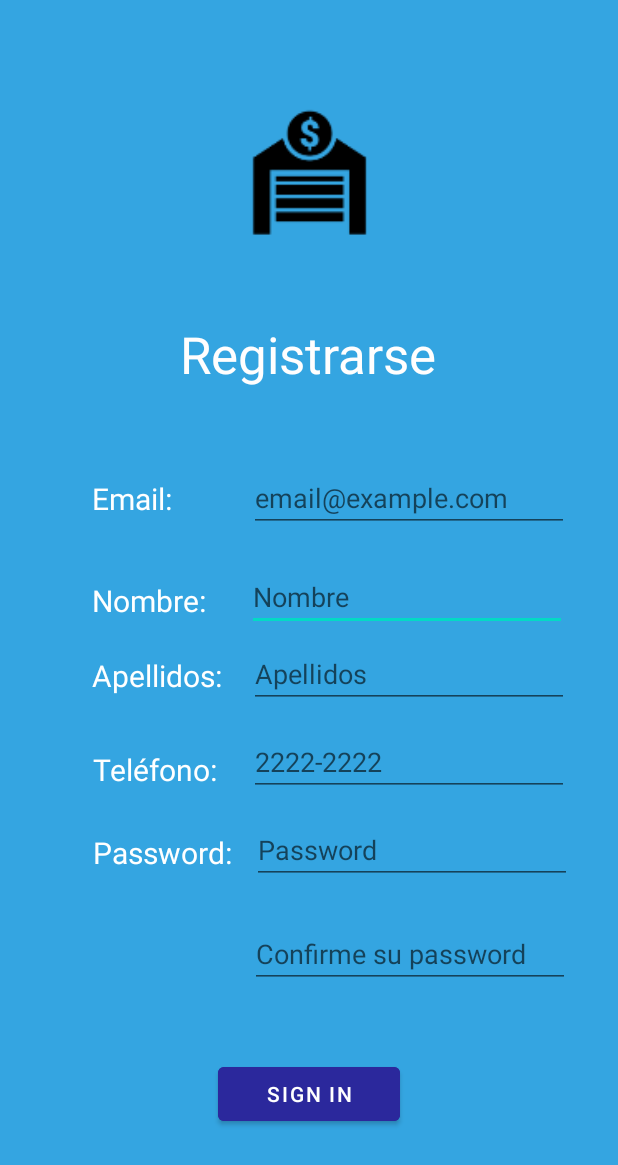
After one commit to KevinFloresG/Mobile_Components, an Android app: the layout activity_registration.xml on its own in the app's theme, with its tools: preview values and no code run, on a phone screen of 412 x 824 dp. The commit adds this screen. Shown: the top 1165 px of the screen. Run offline under Robolectric (Android 15) with nearby library versions, the phone set to English and light mode, and no system bars.

Commit message:
Cambios de registro

```diff
--- a/app/src/main/java/com/mobile/mobile_components/recyler_views/recyclers/SalesRecyclerFragment.kt
+++ b/app/src/main/java/com/mobile/mobile_components/recyler_views/recyclers/SalesRecyclerFragment.kt
@@ -14,7 +14,6 @@ import androidx.recyclerview.widget.ItemTouchHelper
 import androidx.recyclerview.widget.LinearLayoutManager
 import androidx.recyclerview.widget.RecyclerView
 import com.mobile.mobile_components.R
-import com.mobile.mobile_components.data.DBHelper
 import com.mobile.mobile_components.fragments.CourseFragment
 import com.mobile.mobile_components.model.Sale
 import com.mobile.mobile_components.model.CurrentData
@@ -26,7 +25,7 @@ class CoursesRecyclerFragment : Fragment() {
 
     private var filter: Int? = null
     private lateinit var adapter: SalesAdapter
-    private var db : DBHelper? = null
+    //private var db : DBHelper? = null
     private lateinit var list : ArrayList<Sale>
 
     override fun onCreate(savedInstanceState: Bundle?) {
@@ -58,7 +57,7 @@ class CoursesRecyclerFragment : Fragment() {
     private fun initRecycler(view: View){
         val recycler = view.findViewById<RecyclerView>(R.id.recycler_courses)
         recycler.layoutManager = LinearLayoutManager(activity)
-        db = context?.let { DBHelper(it) }
+        //db = context?.let { DBHelper(it) }
       /*  when(filter){
             1 -> list = db!!.getAllCourses()
             2 -> list = db!!.getCoursesByStudent(CurrentData.getCurrentUser()!!.id)
--- /dev/null
+++ b/app/src/main/res/layout/activity_registration.xml
@@ -0,0 +1,202 @@
+<?xml version="1.0" encoding="utf-8"?>
+<androidx.constraintlayout.widget.ConstraintLayout xmlns:android="http://schemas.android.com/apk/res/android"
+    xmlns:app="http://schemas.android.com/apk/res-auto"
+    xmlns:tools="http://schemas.android.com/tools"
+    android:layout_width="match_parent"
+    android:layout_height="match_parent"
+    android:background="#34A5E1"
+    tools:context=".business_logic.RegistrationActivity">
+
+    <ImageView
+        android:id="@+id/imageView3"
+        android:layout_width="179dp"
+        android:layout_height="191dp"
+        app:layout_constraintBottom_toBottomOf="parent"
+        app:layout_constraintEnd_toEndOf="parent"
+        app:layout_constraintStart_toStartOf="parent"
+        app:layout_constraintTop_toTopOf="parent"
+        app:layout_constraintVertical_bias="0.029"
+        app:srcCompat="@mipmap/ic_garage_sale_foreground" />
+
+    <TextView
+        android:id="@+id/textView3"
+        android:layout_width="200dp"
+        android:layout_height="67dp"
+        android:gravity="center_horizontal|center_vertical"
+        android:text="@string/registrarse"
+        android:textColor="#FFFEFE"
+        android:textSize="34sp"
+        app:layout_constraintBottom_toBottomOf="parent"
+        app:layout_constraintEnd_toEndOf="parent"
+        app:layout_constraintHorizontal_bias="0.497"
+        app:layout_constraintStart_toStartOf="parent"
+        app:layout_constraintTop_toTopOf="parent"
+        app:layout_constraintVertical_bias="0.268" />
+
+    <Button
+        android:id="@+id/button"
+        android:layout_width="121dp"
+        android:layout_height="48dp"
+        android:backgroundTint="#2B289C"
+        android:text="@string/sign_in"
+        app:layout_constraintBottom_toBottomOf="parent"
+        app:layout_constraintEnd_toEndOf="parent"
+        app:layout_constraintStart_toStartOf="parent"
+        app:layout_constraintTop_toTopOf="parent"
+        app:layout_constraintVertical_bias="0.909" />
+
+    <EditText
+        android:id="@+id/editTextTextPersonName"
+        android:layout_width="wrap_content"
+        android:layout_height="wrap_content"
+        android:ems="10"
+        android:inputType="textPersonName"
+        android:hint="Nombre"
+        app:layout_constraintBottom_toBottomOf="parent"
+        app:layout_constraintEnd_toEndOf="parent"
+        app:layout_constraintHorizontal_bias="0.83"
+        app:layout_constraintStart_toStartOf="parent"
+        app:layout_constraintTop_toTopOf="parent"
+        app:layout_constraintVertical_bias="0.482" />
+
+    <TextView
+        android:id="@+id/textView4"
+        android:layout_width="wrap_content"
+        android:layout_height="wrap_content"
+        android:text="Nombre:"
+        android:textColor="@color/white"
+        android:textSize="20sp"
+        app:layout_constraintBottom_toBottomOf="parent"
+        app:layout_constraintEnd_toEndOf="parent"
+        app:layout_constraintHorizontal_bias="0.182"
+        app:layout_constraintStart_toStartOf="parent"
+        app:layout_constraintTop_toTopOf="parent"
+        app:layout_constraintVertical_bias="0.485" />
+
+    <TextView
+        android:id="@+id/textView5"
+        android:layout_width="wrap_content"
+        android:layout_height="wrap_content"
+        android:text="Apellidos:"
+        android:textColor="@color/white"
+        android:textSize="20sp"
+        app:layout_constraintBottom_toBottomOf="parent"
+        app:layout_constraintEnd_toEndOf="parent"
+        app:layout_constraintHorizontal_bias="0.188"
+        app:layout_constraintStart_toStartOf="parent"
+        app:layout_constraintTop_toTopOf="parent"
+        app:layout_constraintVertical_bias="0.548" />
+
+    <TextView
+        android:id="@+id/textView7"
+        android:layout_width="wrap_content"
+        android:layout_height="wrap_content"
+        android:layout_marginBottom="32dp"
+        android:text="@string/tel_fono"
+        android:textColor="@color/white"
+        android:textSize="20sp"
+        app:layout_constraintBottom_toBottomOf="parent"
+        app:layout_constraintEnd_toEndOf="parent"
+        app:layout_constraintHorizontal_bias="0.189"
+        app:layout_constraintStart_toStartOf="parent"
+        app:layout_constraintTop_toTopOf="parent"
+        app:layout_constraintVertical_bias="0.653" />
+
+    <EditText
+        android:id="@+id/editTextPhone"
+        android:layout_width="wrap_content"
+        android:layout_height="wrap_content"
+        android:ems="10"
+        android:hint="2222-2222"
+        android:inputType="phone"
+        app:layout_constraintBottom_toBottomOf="parent"
+        app:layout_constraintEnd_toEndOf="parent"
+        app:layout_constraintHorizontal_bias="0.835"
+        app:layout_constraintStart_toStartOf="parent"
+        app:layout_constraintTop_toTopOf="parent"
+        app:layout_constraintVertical_bias="0.623" />
+
+    <EditText
+        android:id="@+id/editTextTextPersonName2"
+        android:layout_width="wrap_content"
+        android:layout_height="wrap_content"
+        android:ems="10"
+        android:inputType="textPersonName"
+        android:hint="Apellidos"
+        app:layout_constraintBottom_toBottomOf="parent"
+        app:layout_constraintEnd_toEndOf="parent"
+        app:layout_constraintHorizontal_bias="0.835"
+        app:layout_constraintStart_toStartOf="parent"
+        app:layout_constraintTop_toTopOf="parent"
+        app:layout_constraintVertical_bias="0.548" />
+
+    <EditText
+        android:id="@+id/editTextTextPassword"
+        android:layout_width="wrap_content"
+        android:layout_height="wrap_content"
+        android:ems="10"
+        android:hint="@string/password"
+        android:inputType="textPassword"
+        app:layout_constraintBottom_toBottomOf="parent"
+        app:layout_constraintEnd_toEndOf="parent"
+        app:layout_constraintHorizontal_bias="0.845"
+        app:layout_constraintStart_toStartOf="parent"
+        app:layout_constraintTop_toTopOf="parent"
+        app:layout_constraintVertical_bias="0.699" />
+
+    <TextView
+        android:id="@+id/textView8"
+        android:layout_width="wrap_content"
+        android:layout_height="wrap_content"
+        android:text="Password:"
+        android:textColor="@color/white"
+        android:textSize="20sp"
+        app:layout_constraintBottom_toBottomOf="parent"
+        app:layout_constraintEnd_toStartOf="@+id/editTextTextPassword"
+        app:layout_constraintHorizontal_bias="0.826"
+        app:layout_constraintStart_toStartOf="parent"
+        app:layout_constraintTop_toTopOf="parent"
+        app:layout_constraintVertical_bias="0.696" />
+
+    <EditText
+        android:id="@+id/editTextTextPassword2"
+        android:layout_width="wrap_content"
+        android:layout_height="wrap_content"
+        android:ems="10"
+        android:hint="Confirme su password"
+        android:inputType="textPassword"
+        app:layout_constraintBottom_toBottomOf="parent"
+        app:layout_constraintEnd_toEndOf="parent"
+        app:layout_constraintHorizontal_bias="0.84"
+        app:layout_constraintStart_toStartOf="parent"
+        app:layout_constraintTop_toTopOf="parent"
+        app:layout_constraintVertical_bias="0.788" />
+
+    <TextView
+        android:id="@+id/textView10"
+        android:layout_width="wrap_content"
+        android:layout_height="wrap_content"
+        android:text="Email:"
+        android:textColor="@color/white"
+        android:textSize="20sp"
+        app:layout_constraintBottom_toBottomOf="parent"
+        app:layout_constraintEnd_toEndOf="parent"
+        app:layout_constraintHorizontal_bias="0.171"
+        app:layout_constraintStart_toStartOf="parent"
+        app:layout_constraintTop_toTopOf="parent"
+        app:layout_constraintVertical_bias="0.4" />
+
+    <EditText
+        android:id="@+id/editTextTextEmailAddress"
+        android:layout_width="wrap_content"
+        android:layout_height="wrap_content"
+        android:ems="10"
+        android:hint="email@example.com"
+        android:inputType="textEmailAddress"
+        app:layout_constraintBottom_toBottomOf="parent"
+        app:layout_constraintEnd_toEndOf="parent"
+        app:layout_constraintHorizontal_bias="0.835"
+        app:layout_constraintStart_toStartOf="parent"
+        app:layout_constraintTop_toTopOf="parent"
+        app:layout_constraintVertical_bias="0.397" />
+</androidx.constraintlayout.widget.ConstraintLayout>
--- a/app/src/main/res/values/strings.xml
+++ b/app/src/main/res/values/strings.xml
@@ -15,4 +15,6 @@
     <string name="add_student">Agregar Estudiante</string>
     <string name="b_squeda">Búsqueda</string>
     <string name="students">Estudiantes</string>
+    <string name="sign_in">Sign In</string>
+    <string name="tel_fono">Teléfono:</string>
 </resources>
```
Also changed, not shown: app/src/main/java/com/mobile/mobile_components/business_logic/LoginActivity.kt (+18 -4 lines), app/src/main/java/com/mobile/mobile_components/business_logic/MainActivity.kt (+9 -10 lines), app/src/main/java/com/mobile/mobile_components/business_logic/RegistrationActivity.kt (added, +12 -0 lines), app/src/main/java/com/mobile/mobile_components/data/DBHelper.kt (deleted, +0 -211 lines), app/src/main/java/com/mobile/mobile_components/data/Tables.kt (deleted, +0 -48 lines), app/src/main/java/com/mobile/mobile_components/fragments/CourseFragment.kt (+2 -5 lines), app/src/main/java/com/mobile/mobile_components/fragments/SaleRegistrationFragment.kt (added, +33 -0 lines), app/src/main/java/com/mobile/mobile_components/fragments/StudentFragment.kt (+5 -10 lines), app/src/main/java/com/mobile/mobile_components/model/CurrentData.kt (+37 -5 lines), app/src/main/java/com/mobile/mobile_components/model/Student.kt (deleted, +0 -8 lines), app/src/main/java/com/mobile/mobile_components/model/User.kt (added, +8 -0 lines), app/src/main/java/com/mobile/mobile_components/recyler_views/adapters/StudentAdapter.kt (+5 -5 lines), app/src/main/java/com/mobile/mobile_components/recyler_views/recyclers/StudentsRecyclerFragment.kt (+7 -10 lines), app/src/main/res/layout/activity_login.xml (+4 -4 lines), 1 more files.
